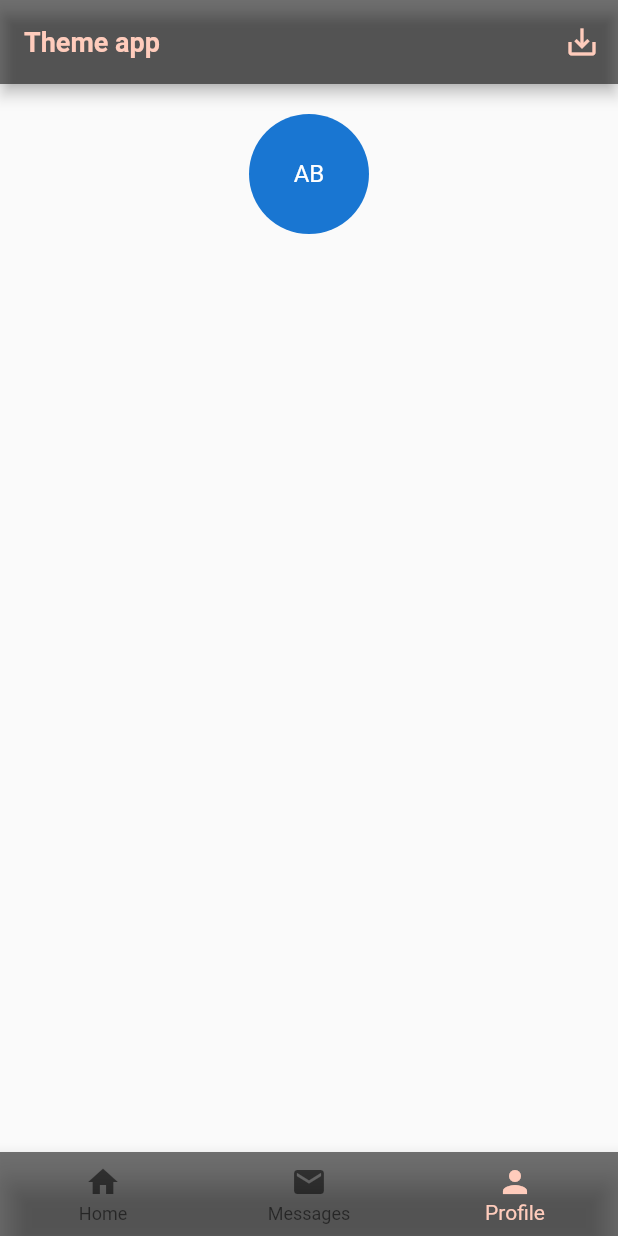
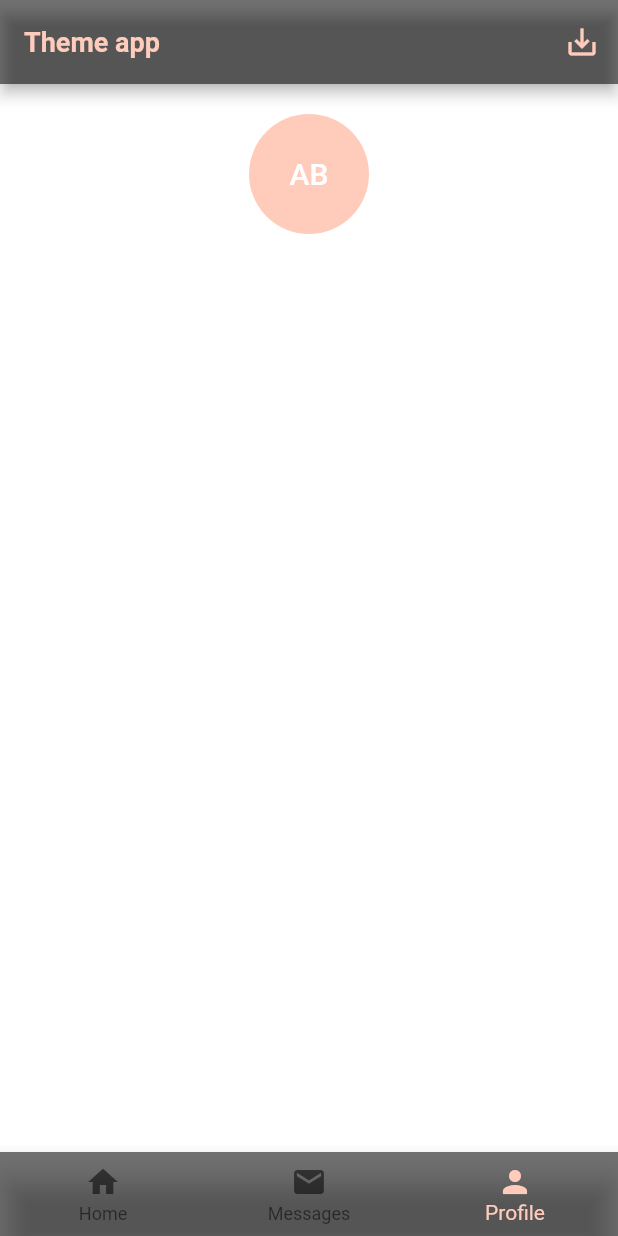
Before and after one commit to Anykeykin/flutter_master_13_theme_app_theme, a Flutter app: the screen it shows after launch, item 3 of the bottom bar chosen, on a phone screen of 412 x 824 dp. Run offline on Flutter 3.47's test engine with Material 2 defaults, Android fonts, the phone set to English and light mode, and no system bars.

Commit message:
Изменения

```diff
--- a/lib/main.dart
+++ b/lib/main.dart
@@ -208,8 +208,11 @@ class _MyHomePageState extends State<MyHomePage> with TickerProviderStateMixin {
                     );
                   },
                   child: CircleAvatar(
+                    backgroundColor: Theme.of(context).backgroundColor,
                     radius: 40,
-                    child: Text('AB'),
+                    child: Text(
+                        'AB', style: Theme.of(context).textTheme.headline6,
+                    ),
                   ),
                 ),
               ],
--- a/lib/theme.dart
+++ b/lib/theme.dart
@@ -1,6 +1,6 @@
 import 'package:flutter/material.dart';
 
-ThemeData _themeLight = ThemeData();
+ThemeData _themeLight = ThemeData.light();
 
 ThemeData themeLight = _themeLight.copyWith(
   textTheme: _textLight(_themeLight.textTheme),
@@ -17,6 +17,7 @@ ThemeData themeLight = _themeLight.copyWith(
     )
   ),
 
+  scaffoldBackgroundColor: Colors.white,
 
   bottomNavigationBarTheme: BottomNavigationBarThemeData(
     backgroundColor: Colors.black54,
@@ -70,6 +71,7 @@ ThemeData themeLight = _themeLight.copyWith(
   progressIndicatorTheme: ProgressIndicatorThemeData(
     color: Colors.black54
   ),
+  backgroundColor: Colors.deepOrange[100],
 
   colorScheme: ColorScheme(
       brightness: Brightness.light,
@@ -94,6 +96,9 @@ TextTheme _textLight(TextTheme base) {
     headline4: base.headline4.copyWith(
       fontWeight: FontWeight.w500,
       fontSize: 25,
+    ),
+    headline6: base.headline6.copyWith(
+      color: Colors.white,
     )
   );
 }
```
